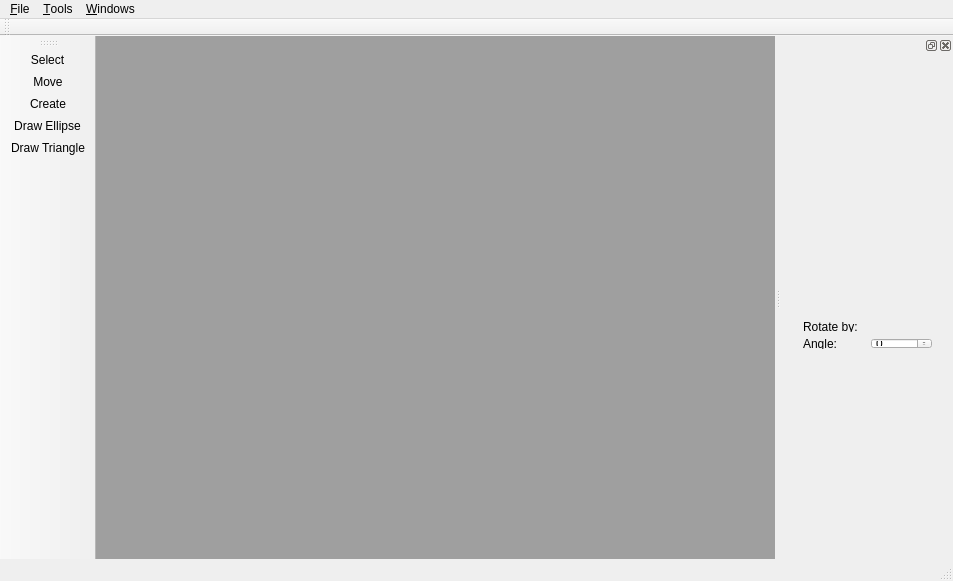
nayyden/ZVector, file src/qdrawmainwindow.ui: the form before one commit.
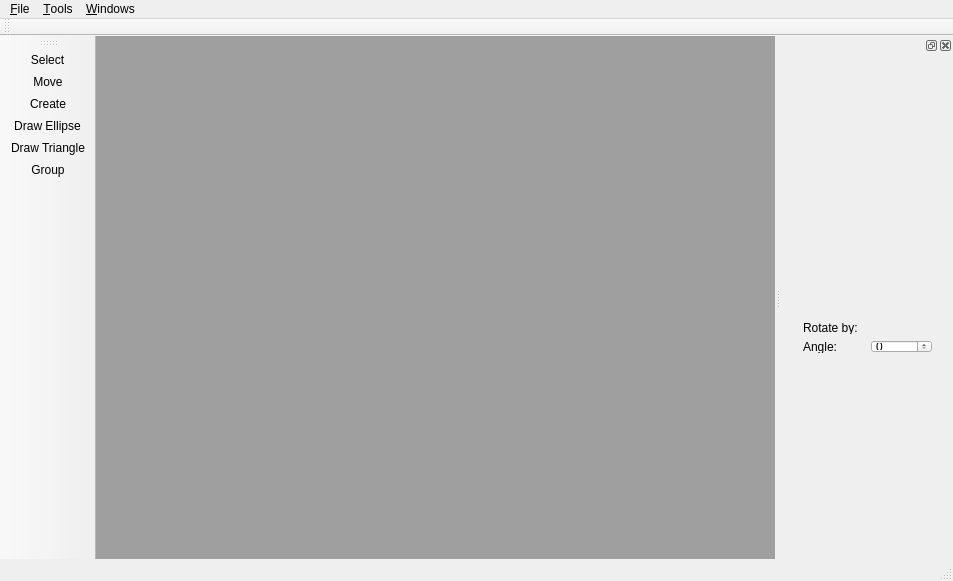
The form after the commit. Icons and pictures are not drawn. Custom widgets are drawn as their Qt base class.

Commit message:
Implemented group selection and grouping.
When current tool is select or translate press Ctrl+click to add/remove
shape from current select group. When done with selection press Group
action button to group selected shapes.

The edit to the form file:
```diff
--- a/src/qdrawmainwindow.ui
+++ b/src/qdrawmainwindow.ui
@@ -86,6 +86,7 @@
    <addaction name="actionCreate"/>
    <addaction name="actionDraw_Ellipse"/>
    <addaction name="actionDraw_Triangle"/>
+   <addaction name="actionGroup"/>
   </widget>
   <widget class="QDockWidget" name="dockWidget">
    <property name="maximumSize">
@@ -129,7 +130,7 @@
           <x>0</x>
           <y>0</y>
           <width>151</width>
-          <height>50</height>
+          <height>54</height>
          </rect>
         </property>
         <layout class="QVBoxLayout" name="verticalLayout_2">
@@ -266,6 +267,14 @@
     <string>Draw Triangle</string>
    </property>
   </action>
+  <action name="actionGroup">
+   <property name="text">
+    <string>Group</string>
+   </property>
+   <property name="shortcut">
+    <string>Ctrl+G</string>
+   </property>
+  </action>
  </widget>
  <layoutdefault spacing="6" margin="11"/>
  <customwidgets>
```
Left out of the diff: 2 changed lines with no effect on the pictures. The commit also changes 15 other files.
